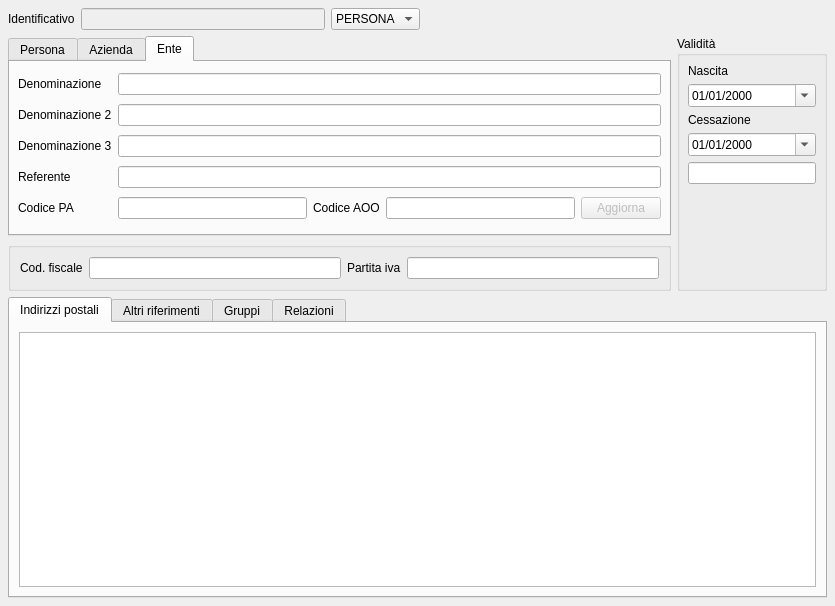
Qt form src/com/axiastudio/suite/anagrafiche/forms/soggetto.ui (tizianolattisi/suitegda) before a commit.
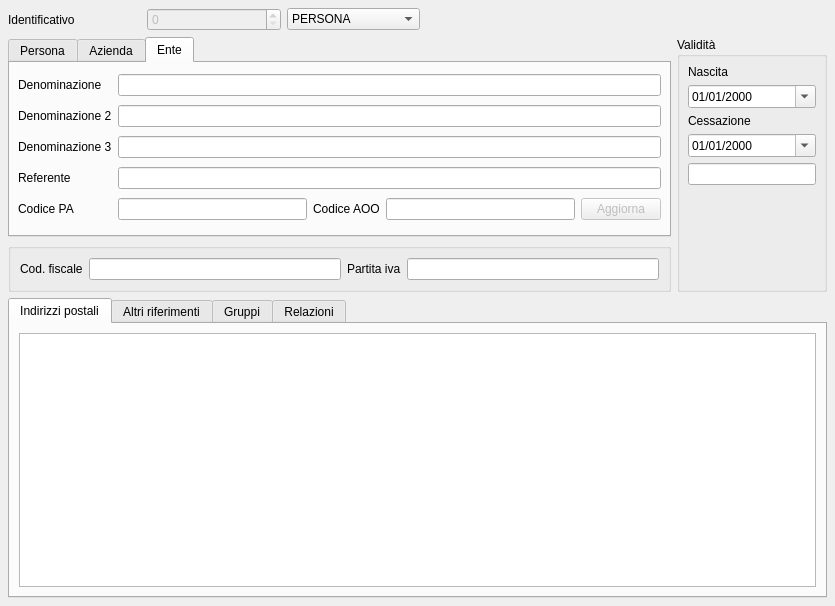
The same form after that commit. The open tabs and pages were chosen to show the change. Custom widgets are drawn as their Qt base class.

Commit message: Il widget dell'id deve essere uno spin.

Diff of the .ui file:
```diff
--- a/src/com/axiastudio/suite/anagrafiche/forms/soggetto.ui
+++ b/src/com/axiastudio/suite/anagrafiche/forms/soggetto.ui
@@ -29,7 +29,7 @@
      </widget>
     </item>
     <item row="0" column="1">
-     <widget class="QLineEdit" name="lineEdit_3">
+     <widget class="QSpinBox" name="spinBox">
       <property name="enabled">
        <bool>false</bool>
       </property>
```
Left out of the diff: 5 changed lines with no effect on the pictures.
